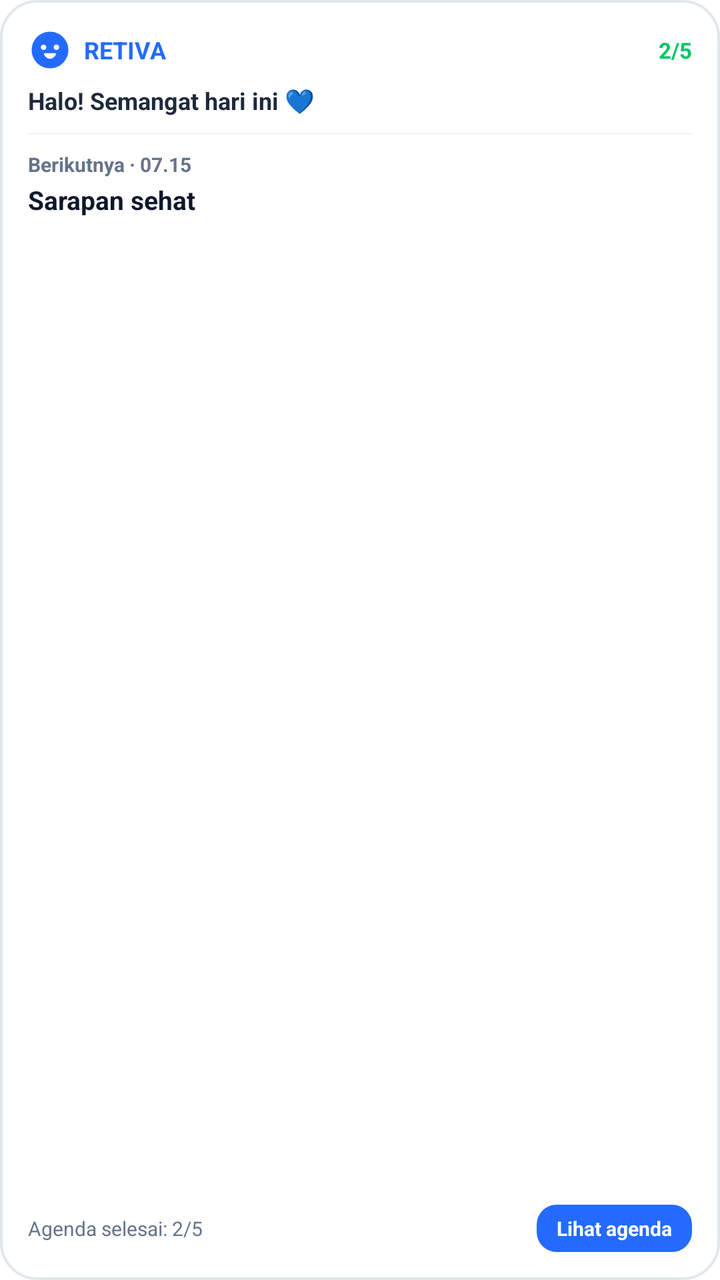
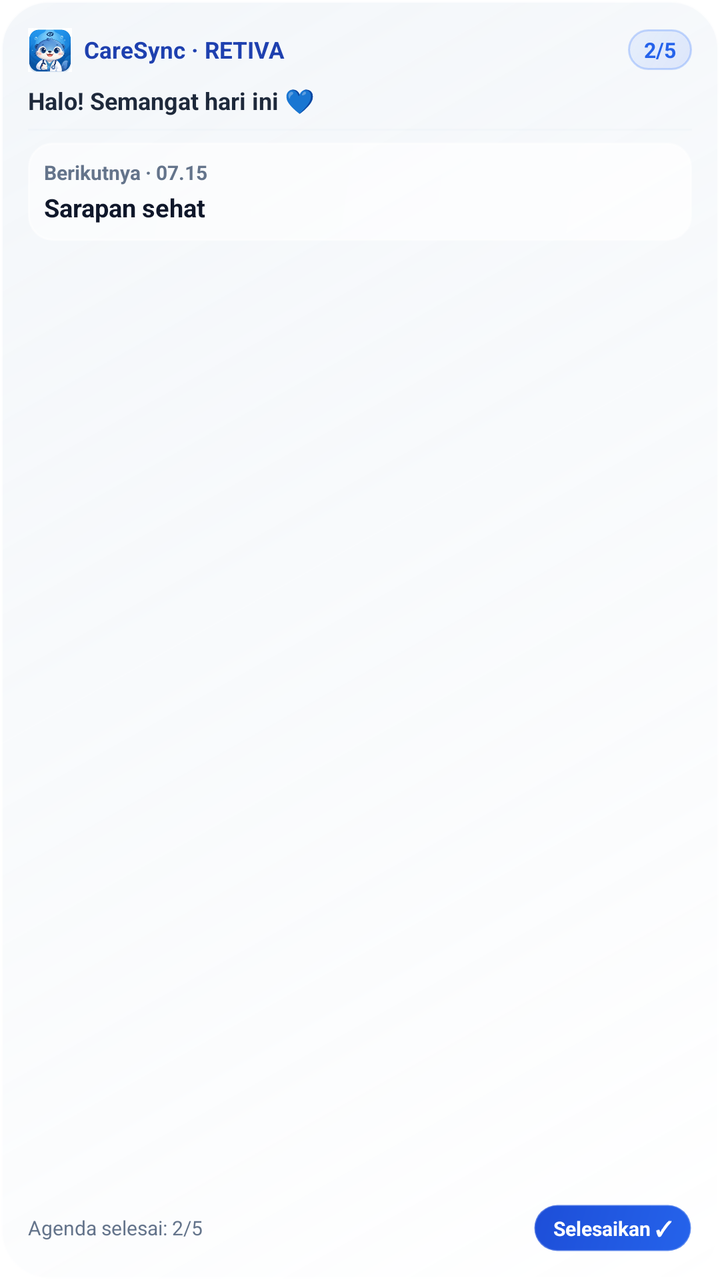

An Android layout rendered at two revisions. The XML below is the earlier revision; the diff shows what the commit changed to produce the second picture.
<!-- AndroidManifest.xml: fallback theme Theme.MaterialComponents.DayNight.NoActionBar -->
<!-- res/layout/widget_retiva_compact.xml -->
<?xml version="1.0" encoding="utf-8"?>
<LinearLayout xmlns:android="http://schemas.android.com/apk/res/android"
    android:id="@+id/widget_compact_root"
    android:layout_width="match_parent"
    android:layout_height="match_parent"
    android:background="@drawable/widget_background"
    android:orientation="vertical"
    android:padding="14dp">

    
    <LinearLayout
        android:layout_width="match_parent"
        android:layout_height="wrap_content"
        android:gravity="center_vertical"
        android:orientation="horizontal">

        <ImageView
            android:layout_width="22dp"
            android:layout_height="22dp"
            android:src="@drawable/ic_mascot_companion"
            android:contentDescription="Mascot Retiva" />

        <TextView
            android:layout_width="wrap_content"
            android:layout_height="wrap_content"
            android:layout_marginStart="6dp"
            android:text="RETIVA"
            android:textColor="#246BFD"
            android:textSize="12sp"
            android:textStyle="bold" />

        <View
            android:layout_width="0dp"
            android:layout_height="1dp"
            android:layout_weight="1" />

        <TextView
            android:id="@+id/widget_compact_progress"
            android:layout_width="wrap_content"
            android:layout_height="wrap_content"
            android:text="2/5"
            android:textColor="#00C566"
            android:textSize="11sp"
            android:textStyle="bold" />
    </LinearLayout>

    
    <TextView
        android:id="@+id/widget_compact_greeting"
        android:layout_width="match_parent"
        android:layout_height="wrap_content"
        android:layout_marginTop="6dp"
        android:text="Halo! Semangat hari ini 💙"
        android:textColor="#1E293B"
        android:textSize="12sp"
        android:textStyle="bold"
        android:maxLines="1"
        android:ellipsize="end" />

    <View
        android:layout_width="match_parent"
        android:layout_height="1dp"
        android:layout_marginTop="8dp"
        android:layout_marginBottom="8dp"
        android:background="#F1F5F9" />

    
    <TextView
        android:id="@+id/widget_compact_next_label"
        android:layout_width="wrap_content"
        android:layout_height="wrap_content"
        android:text="Berikutnya · 07.15"
        android:textColor="#64748B"
        android:textSize="10sp"
        android:textStyle="bold" />

    <TextView
        android:id="@+id/widget_compact_next_title"
        android:layout_width="match_parent"
        android:layout_height="wrap_content"
        android:layout_marginTop="2dp"
        android:text="Sarapan sehat"
        android:textColor="#0F172A"
        android:textSize="13sp"
        android:textStyle="bold"
        android:maxLines="1"
        android:ellipsize="end" />

    <View
        android:layout_width="0dp"
        android:layout_height="0dp"
        android:layout_weight="1" />

    
    <LinearLayout
        android:layout_width="match_parent"
        android:layout_height="wrap_content"
        android:layout_marginTop="6dp"
        android:gravity="center_vertical"
        android:orientation="horizontal">

        <TextView
            android:id="@+id/widget_compact_progress_sub"
            android:layout_width="0dp"
            android:layout_height="wrap_content"
            android:layout_weight="1"
            android:text="Agenda selesai: 2/5"
            android:textColor="#64748B"
            android:textSize="10sp" />

        <TextView
            android:id="@+id/widget_compact_btn_agenda"
            android:layout_width="wrap_content"
            android:layout_height="wrap_content"
            android:background="@drawable/widget_button_bg"
            android:paddingStart="10dp"
            android:paddingTop="5dp"
            android:paddingEnd="10dp"
            android:paddingBottom="5dp"
            android:text="Lihat agenda"
            android:textColor="#FFFFFF"
            android:textSize="10sp"
            android:textStyle="bold" />
    </LinearLayout>
</LinearLayout>
<!-- resources referenced by this layout -->
<resources>
  <!-- drawable ic_mascot_companion (drawable) -->
  <vector xmlns:android="http://schemas.android.com/apk/res/android"
      android:width="24dp"
      android:height="24dp"
      android:viewportWidth="24"
      android:viewportHeight="24">
      
      <path
          android:fillColor="#246BFD"
          android:pathData="M12,2C6.48,2 2,6.48 2,12s4.48,10 10,10 10,-4.48 10,-10S17.52,2 12,2z" />
      
      <path
          android:fillColor="#FFFFFF"
          android:pathData="M8.5,10.5m-1.5,0a1.5,1.5 0,1 1,3 0a1.5,1.5 0,1 1,-3 0" />
      <path
          android:fillColor="#FFFFFF"
          android:pathData="M15.5,10.5m-1.5,0a1.5,1.5 0,1 1,3 0a1.5,1.5 0,1 1,-3 0" />
      
      <path
          android:fillColor="#FFFFFF"
          android:pathData="M8.8,14.5c0.6,1.4 2,2.3 3.2,2.3s2.6,-0.9 3.2,-2.3c0.2,-0.4 -0.1,-0.8 -0.5,-0.8h-5.4c-0.4,0 -0.7,0.4 -0.5,0.8z" />
  </vector>
  <!-- drawable widget_background (drawable) -->
  <?xml version="1.0" encoding="utf-8"?>
  <shape xmlns:android="http://schemas.android.com/apk/res/android"
      android:shape="rectangle">
      <solid android:color="#FFFFFF" />
      <corners android:radius="18dp" />
      <stroke
          android:width="1.2dp"
          android:color="#E2E8F0" />
  </shape>
  <!-- drawable widget_button_bg (drawable) -->
  <?xml version="1.0" encoding="utf-8"?>
  <shape xmlns:android="http://schemas.android.com/apk/res/android"
      android:shape="rectangle">
      <solid android:color="#246BFD" />
      <corners android:radius="10dp" />
  </shape>
</resources>

<!-- the commit's change to res/layout/widget_retiva_compact.xml (unified diff, before → after) -->
@@ -17,19 +17,19 @@
         <ImageView
             android:layout_width="22dp"
             android:layout_height="22dp"
-            android:src="@drawable/ic_mascot_companion"
-            android:contentDescription="Mascot Retiva" />
+            android:src="@mipmap/ic_launcher"
+            android:contentDescription="Retiva" />
 
         <TextView
             android:layout_width="wrap_content"
             android:layout_height="wrap_content"
             android:layout_marginStart="6dp"
-            android:text="RETIVA"
-            android:textColor="#246BFD"
-            android:textSize="12sp"
+            android:text="CareSync · RETIVA"
+            android:textColor="#1E40AF"
+            android:textSize="11.5sp"
             android:textStyle="bold" />
 
-        <View
+        <FrameLayout
             android:layout_width="0dp"
             android:layout_height="1dp"
             android:layout_weight="1" />
@@ -38,9 +38,14 @@
             android:id="@+id/widget_compact_progress"
             android:layout_width="wrap_content"
             android:layout_height="wrap_content"
+            android:background="@drawable/widget_button_secondary_bg"
+            android:paddingStart="8dp"
+            android:paddingTop="3dp"
+            android:paddingEnd="8dp"
+            android:paddingBottom="3dp"
             android:text="2/5"
-            android:textColor="#00C566"
-            android:textSize="11sp"
+            android:textColor="#2563EB"
+            android:textSize="10.5sp"
             android:textStyle="bold" />
     </LinearLayout>
 
@@ -57,37 +62,45 @@
         android:maxLines="1"
         android:ellipsize="end" />
 
-    <View
+    <FrameLayout
         android:layout_width="match_parent"
         android:layout_height="1dp"
-        android:layout_marginTop="8dp"
-        android:layout_marginBottom="8dp"
-        android:background="#F1F5F9" />
+        android:layout_marginTop="6dp"
+        android:layout_marginBottom="6dp"
+        android:background="#1ACBD5E1" />
 
     
-    <TextView
-        android:id="@+id/widget_compact_next_label"
-        android:layout_width="wrap_content"
-        android:layout_height="wrap_content"
-        android:text="Berikutnya · 07.15"
-        android:textColor="#64748B"
-        android:textSize="10sp"
-        android:textStyle="bold" />
-
-    <TextView
-        android:id="@+id/widget_compact_next_title"
+    <LinearLayout
         android:layout_width="match_parent"
         android:layout_height="wrap_content"
-        android:layout_marginTop="2dp"
-        android:text="Sarapan sehat"
-        android:textColor="#0F172A"
-        android:textSize="13sp"
-        android:textStyle="bold"
-        android:maxLines="1"
-        android:ellipsize="end" />
+        android:background="@drawable/widget_pill_bg"
+        android:orientation="vertical"
+        android:padding="8dp">
 
-    <View
-        android:layout_width="0dp"
+        <TextView
+            android:id="@+id/widget_compact_next_label"
+            android:layout_width="wrap_content"
+            android:layout_height="wrap_content"
+            android:text="Berikutnya · 07.15"
+            android:textColor="#64748B"
+            android:textSize="10sp"
+            android:textStyle="bold" />
+
+        <TextView
+            android:id="@+id/widget_compact_next_title"
+            android:layout_width="match_parent"
+            android:layout_height="wrap_content"
+            android:layout_marginTop="2dp"
+            android:text="Sarapan sehat"
+            android:textColor="#0F172A"
+            android:textSize="12.5sp"
+            android:textStyle="bold"
+            android:maxLines="1"
+            android:ellipsize="end" />
+    </LinearLayout>
+
+    <FrameLayout
+        android:layout_width="match_parent"
         android:layout_height="0dp"
         android:layout_weight="1" />
 
@@ -117,7 +130,7 @@
             android:paddingTop="5dp"
             android:paddingEnd="10dp"
             android:paddingBottom="5dp"
-            android:text="Lihat agenda"
+            android:text="Selesaikan ✓"
             android:textColor="#FFFFFF"
             android:textSize="10sp"
             android:textStyle="bold" />
<!-- resource entries referenced after the edit -->
@@ -1,43 +1,58 @@
 <!-- resources referenced by this layout -->
 <resources>
-  <!-- drawable ic_mascot_companion (drawable) -->
-  <vector xmlns:android="http://schemas.android.com/apk/res/android"
-      android:width="24dp"
-      android:height="24dp"
-      android:viewportWidth="24"
-      android:viewportHeight="24">
-      
-      <path
-          android:fillColor="#246BFD"
-          android:pathData="M12,2C6.48,2 2,6.48 2,12s4.48,10 10,10 10,-4.48 10,-10S17.52,2 12,2z" />
-      
-      <path
-          android:fillColor="#FFFFFF"
-          android:pathData="M8.5,10.5m-1.5,0a1.5,1.5 0,1 1,3 0a1.5,1.5 0,1 1,-3 0" />
-      <path
-          android:fillColor="#FFFFFF"
-          android:pathData="M15.5,10.5m-1.5,0a1.5,1.5 0,1 1,3 0a1.5,1.5 0,1 1,-3 0" />
-      
-      <path
-          android:fillColor="#FFFFFF"
-          android:pathData="M8.8,14.5c0.6,1.4 2,2.3 3.2,2.3s2.6,-0.9 3.2,-2.3c0.2,-0.4 -0.1,-0.8 -0.5,-0.8h-5.4c-0.4,0 -0.7,0.4 -0.5,0.8z" />
-  </vector>
   <!-- drawable widget_background (drawable) -->
   <?xml version="1.0" encoding="utf-8"?>
   <shape xmlns:android="http://schemas.android.com/apk/res/android"
       android:shape="rectangle">
-      <solid android:color="#FFFFFF" />
-      <corners android:radius="18dp" />
+      <gradient
+          android:angle="135"
+          android:startColor="#F2FFFFFF"
+          android:centerColor="#E6F8FAFC"
+          android:endColor="#D9F1F5F9" />
+      <corners android:radius="24dp" />
       <stroke
           android:width="1.2dp"
-          android:color="#E2E8F0" />
+          android:color="#CCFFFFFF" />
   </shape>
   <!-- drawable widget_button_bg (drawable) -->
   <?xml version="1.0" encoding="utf-8"?>
   <shape xmlns:android="http://schemas.android.com/apk/res/android"
       android:shape="rectangle">
-      <solid android:color="#246BFD" />
+      <gradient
+          android:angle="135"
+          android:startColor="#2563EB"
+          android:endColor="#1D4ED8" />
+      <corners android:radius="12dp" />
+      <stroke
+          android:width="1dp"
+          android:color="#40FFFFFF" />
+  </shape>
+  <!-- drawable widget_button_secondary_bg (drawable) -->
+  <?xml version="1.0" encoding="utf-8"?>
+  <shape xmlns:android="http://schemas.android.com/apk/res/android"
+      android:shape="rectangle">
+      <gradient
+          android:angle="135"
+          android:startColor="#1F246BFD"
+          android:endColor="#12246BFD" />
       <corners android:radius="10dp" />
+      <stroke
+          android:width="1dp"
+          android:color="#40246BFD" />
   </shape>
+  <!-- drawable widget_pill_bg (drawable) -->
+  <?xml version="1.0" encoding="utf-8"?>
+  <shape xmlns:android="http://schemas.android.com/apk/res/android"
+      android:shape="rectangle">
+      <gradient
+          android:angle="135"
+          android:startColor="#B3FFFFFF"
+          android:endColor="#80FFFFFF" />
+      <corners android:radius="12dp" />
+      <stroke
+          android:width="1dp"
+          android:color="#99FFFFFF" />
+  </shape>
+  <!-- mipmap ic_launcher: png bitmap (mipmap-hdpi, 14222 bytes) -->
 </resources>
 
